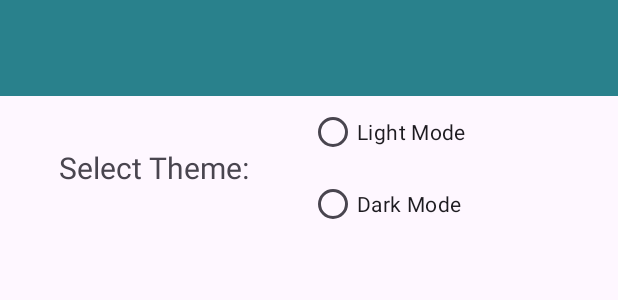
After one commit to borgCode/FlashcardMobile, an Android app: the layout activity_settings.xml on its own in the app's theme, with its tools: preview values and no code run, on a phone screen of 412 x 824 dp. The commit adds this screen. Shown: the top 300 px of the screen. Run offline under Robolectric (Android 15) with nearby library versions, the phone set to English and light mode, and no system bars.

```diff
--- /dev/null
+++ b/app/src/main/res/layout/activity_settings.xml
@@ -0,0 +1,29 @@
+<?xml version="1.0" encoding="utf-8"?>
+<LinearLayout xmlns:android="http://schemas.android.com/apk/res/android"
+              android:layout_width="match_parent"
+              android:layout_height="match_parent"
+              android:orientation="vertical">
+    <androidx.appcompat.widget.Toolbar
+            android:layout_width="match_parent"
+            android:layout_height="wrap_content"
+            android:background="?attr/colorPrimary"
+            android:minHeight="?attr/actionBarSize" android:id="@+id/toolbar"/>
+    <LinearLayout android:layout_width="match_parent" android:layout_height="wrap_content"
+                  android:orientation="horizontal">
+        <TextView android:layout_width="0dp" android:layout_height="match_parent"
+                  android:layout_weight="1" android:text="@string/select_theme"
+                  android:gravity="center" android:textSize="20sp"/>
+        <LinearLayout android:layout_width="0dp" android:layout_height="match_parent"
+                      android:layout_weight="1" android:orientation="vertical">
+            <RadioButton android:layout_width="match_parent" android:layout_height="wrap_content"
+                         android:text="@string/light_mode"
+                         android:id="@+id/lightMode"
+                         />
+            <RadioButton android:layout_width="match_parent" android:layout_height="wrap_content"
+                         android:text="@string/dark_mode"
+            android:id="@+id/darkMode"/>
+        </LinearLayout>
+
+    </LinearLayout>
+
+</LinearLayout>
--- a/app/src/main/res/values/strings.xml
+++ b/app/src/main/res/values/strings.xml
@@ -59,4 +59,7 @@
     <string name="front">Front</string>
     <string name="due_date">Due date</string>
     <string name="select_deck">Select Deck:</string>
+    <string name="light_mode">Light Mode</string>
+    <string name="dark_mode">Dark Mode</string>
+    <string name="select_theme">Select Theme:</string>
 </resources>
```
Also changed, not shown: app/src/main/java/com/example/flashcardmobile/ui/activity/MainActivity.java (+6 -1 lines), app/src/main/java/com/example/flashcardmobile/ui/activity/SettingsActivity.java (+94 -2 lines), app/src/main/res/values/colors.xml (+14 -0 lines).
